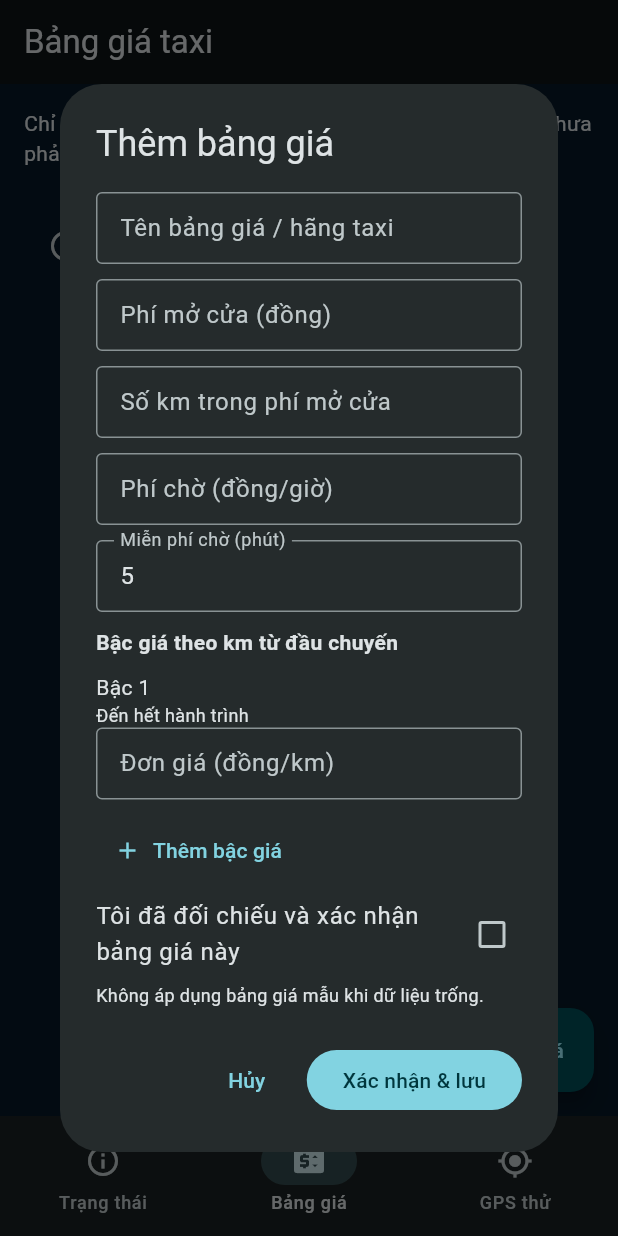
After one commit to ThanhTaxiXanh/NaviTaxiMeter, a Flutter app: the screen it shows after launch, item 2 of the bottom bar chosen, after a tap on "Thêm bảng giá", on a phone screen of 412 x 824 dp. The commit adds this screen. Run offline on Flutter 3.47's test engine with Material 3 defaults, Android fonts, the phone set to English and light mode, and no system bars; our stand-ins replace geolocator, shared_preferences, sqflite; accounts and stored records are empty.

Commit message:
feat: add driver-confirmed tariff manager and real GPS foreground preview

```diff
--- a/lib/main.dart
+++ b/lib/main.dart
@@ -1,8 +1,10 @@
 import 'package:flutter/material.dart';
+
+import 'src/ui/gps_preview_page.dart';
+import 'src/ui/tariff_management_page.dart';
 
 void main() => runApp(const NaviTaxiMeterApp());
 
-/// Accurate readiness screen: no fake location, tariff, journey or receipt.
 class NaviTaxiMeterApp extends StatelessWidget {
   const NaviTaxiMeterApp({super.key});
 
@@ -17,8 +19,26 @@ class NaviTaxiMeterApp extends StatelessWidget {
       colorScheme: ColorScheme.fromSeed(
         seedColor: const Color(0xFF00D8F0), brightness: Brightness.dark),
     ),
-    home: const Scaffold(
-      body: SafeArea(child: Padding(
+    home: const NaviFoundationHome(),
+  );
+}
+
+class NaviFoundationHome extends StatefulWidget {
+  const NaviFoundationHome({super.key});
+
+  @override
+  State<NaviFoundationHome> createState() => _NaviFoundationHomeState();
+}
+
+class _NaviFoundationHomeState extends State<NaviFoundationHome> {
+  int _tab = 0;
+
+  @override
+  Widget build(BuildContext context) => Scaffold(
+    body: switch (_tab) {
+      1 => const TariffManagementPage(),
+      2 => const GpsPreviewPage(),
+      _ => const SafeArea(child: Padding(
         padding: EdgeInsets.all(24),
         child: Center(child: Column(
           mainAxisAlignment: MainAxisAlignment.center,
@@ -28,20 +48,29 @@ class NaviTaxiMeterApp extends StatelessWidget {
                 style: TextStyle(fontSize: 28, fontWeight: FontWeight.bold,
                     color: Color(0xFF00D8F0))),
             SizedBox(height: 22),
-            Text('Nền tảng nghiệp vụ đang được kiểm thử',
+            Text('Bảng giá và GPS đang được kiểm thử',
                  textAlign: TextAlign.center),
             SizedBox(height: 12),
             Text('CHƯA SẴN SÀNG THU CƯỚC', textAlign: TextAlign.center,
                 style: TextStyle(fontWeight: FontWeight.bold,
                     color: Color(0xFFFFB020))),
             SizedBox(height: 16),
-            Text('GPS nền, bảng giá xác nhận và khôi phục chuyến đang tích hợp. '
-                 'Không tự tạo vị trí hoặc tiền cước giả.',
+            Text('Có thể nhập bảng giá thực và xem GPS thật. '
+                 'Chưa có chuyến thu tiền, chưa hỗ trợ tự khôi phục GPS nền.',
                  textAlign: TextAlign.center,
                  style: TextStyle(color: Color(0xFFA9C5D3))),
           ],
         )),
       )),
+    },
+    bottomNavigationBar: NavigationBar(
+      selectedIndex: _tab,
+      onDestinationSelected: (value) => setState(() => _tab = value),
+      destinations: const [
+        NavigationDestination(icon: Icon(Icons.info_outline), label: 'Trạng thái'),
+        NavigationDestination(icon: Icon(Icons.price_change), label: 'Bảng giá'),
+        NavigationDestination(icon: Icon(Icons.gps_fixed), label: 'GPS thử'),
+      ],
     ),
   );
 }
--- /dev/null
+++ b/lib/src/domain/confirmed_tariffs.dart
@@ -0,0 +1,175 @@
+import 'dart:convert';
+
+import 'package:shared_preferences/shared_preferences.dart';
+
+import '../core/taximeter_engine.dart';
+import '../data/tariff_codec.dart';
+
+/// A tariff is not operational until the driver explicitly verifies its rates.
+class ConfirmedTariff {
+  const ConfirmedTariff({
+    required this.id,
+    required this.tariff,
+    required this.confirmedAtUtc,
+  });
+
+  final String id;
+  final TariffConfig tariff;
+  final DateTime confirmedAtUtc;
+
+  void validate() {
+    if (id.trim().isEmpty || tariff.name.trim().isEmpty ||
+        !confirmedAtUtc.isUtc || tariff.baseFare <= 0 ||
+        tariff.effectiveFareTiers.any((b) => b.ratePerKm <= 0)) {
+      throw const FormatException('Bảng giá chưa được xác nhận hợp lệ');
+    }
+    tariff.validate();
+  }
+
+  Map<String, Object?> toJson() => {
+    'id': id,
+    'confirmedAtUtc': confirmedAtUtc.toIso8601String(),
+    'tariff': jsonDecode(TariffCodec.encode(tariff)),
+  };
+
+  factory ConfirmedTariff.fromJson(Map<String, dynamic> data) {
+    final raw = data['tariff'];
+    final date = DateTime.tryParse(data['confirmedAtUtc']?.toString() ?? '');
+    if (raw is! Map || date == null ||
+        !data.containsKey('id')) {
+      throw const FormatException('Bảng giá lưu trữ không hợp lệ');
+    }
+    final profile = ConfirmedTariff(
+      id: data['id'] as String,
+      confirmedAtUtc: date.toUtc(),
+      tariff: TariffCodec.decode(jsonEncode(raw)),
+    );
+    profile.validate();
+    return profile;
+  }
+}
+
+/// No default, sample, inferred or pre-confirmed tariff.
+class ConfirmedTariffBook {
+  const ConfirmedTariffBook({
+    required this.profiles,
+    required this.activeId,
+  });
+
+  const ConfirmedTariffBook.empty()
+      : profiles = const [],
+        activeId = null;
+
+  final List<ConfirmedTariff> profiles;
+  final String? activeId;
+
+  ConfirmedTariff? get active {
+    for (final p in profiles) {
+      if (p.id == activeId) return p;
+    }
+    return null;
+  }
+
+  void validate() {
+    if (profiles.length > 16 || (profiles.isEmpty != (activeId == null))) {
+      throw const FormatException('Danh mục bảng giá không hợp lệ');
+    }
+    final ids = <String>{};
+    for (final p in profiles) {
+      p.validate();
+      if (!ids.add(p.id)) throw const FormatException('Mã bảng giá bị trùng');
+    }
+    if (profiles.isNotEmpty && active == null) {
+      throw const FormatException('Bảng giá đang chọn không tồn tại');
+    }
+  }
+
+  ConfirmedTariffBook save(ConfirmedTariff entry) {
+    entry.validate();
+    final isNew = profiles.every((p) => p.id != entry.id);
+    if (isNew && profiles.length >= 16) {
+      throw StateError('Chỉ được lưu tối đa 16 bảng giá');
+    }
+    final next = ConfirmedTariffBook(
+      profiles: [
+        for (final p in profiles)
+          if (p.id == entry.id) entry else p,
+        if (isNew) entry,
+      ],
+      activeId: activeId ?? entry.id,
+    );
+    next.validate();
+    return next;
+  }
+
+  ConfirmedTariffBook select(String id) {
+    if (profiles.every((p) => p.id != id)) {
+      throw StateError('Bảng giá không tồn tại');
+    }
+    return ConfirmedTariffBook(profiles: profiles, activeId: id);
+  }
+
+  ConfirmedTariffBook remove(String id) {
+    if (profiles.every((p) => p.id != id)) {
+      throw StateError('Bảng giá không tồn tại');
+    }
+    final next = profiles.where((p) => p.id != id).toList();
+    final chosen = activeId == id ? (next.isEmpty ? null : next.first.id) : activeId;
+    final result = ConfirmedTariffBook(profiles: next, activeId: chosen);
+    result.validate();
+    return result;
+  }
+
+  String encode() {
+    validate();
+    return jsonEncode({
+      'schema': 1,
+      'activeId': activeId,
+      'profiles': profiles.map((p) => p.toJson()).toList(),
+    });
+  }
+
+  factory ConfirmedTariffBook.decode(String raw) {
+    final value = jsonDecode(raw);
+    if (value is! Map || value['schema'] != 1 ||
+        value['profiles'] is! List) {
+      throw const FormatException('Định dạng danh mục bảng giá không hỗ trợ');
+    }
+    final profiles = (value['profiles'] as List).map((p) {
+      if (p is! Map) throw const FormatException('Bảng giá sai định dạng');
+      return ConfirmedTariff.fromJson(Map<String, dynamic>.from(p));
+    }).toList(growable: false);
+    final book = ConfirmedTariffBook(
+      profiles: profiles,
+      activeId: value['activeId'] as String?,
+    );
+    book.validate();
+    return book;
+  }
+}
+
+/// Tariff settings are local and namespaced. Trip receipts remain in SQLite.
+/// A failed read never falls back to a fabricated / sample tariff.
+class ConfirmedTariffStore {
+  ConfirmedTariffStore({SharedPreferencesAsync? preferences})
+      : _preferences = preferences ?? SharedPreferencesAsync();
+
+  static const key = 'navi_confirmed_tariffs_v1';
+  final SharedPreferencesAsync _preferences;
+
+  Future<ConfirmedTariffBook> read() async {
+    final raw = await _preferences.getString(key);
+    return raw == null
+        ? const ConfirmedTariffBook.empty()
+        : ConfirmedTariffBook.decode(raw);
+  }
+
+  Future<void> write(ConfirmedTariffBook book) async {
+    final encoded = book.encode();
+    await _preferences.setString(key, encoded);
+    final saved = await _preferences.getString(key);
+    if (saved != encoded) {
+      throw StateError('Không thể xác minh việc lưu bảng giá');
+    }
+  }
+}
--- /dev/null
+++ b/lib/src/ui/tariff_management_page.dart
@@ -0,0 +1,306 @@
+import 'package:flutter/material.dart';
+
+import '../core/taximeter_engine.dart';
+import '../domain/confirmed_tariffs.dart';
+
+class TariffManagementPage extends StatefulWidget {
+  const TariffManagementPage({super.key, this.store});
+  final ConfirmedTariffStore? store;
+
+  @override
+  State<TariffManagementPage> createState() => _TariffManagementPageState();
+}
+
+class _TariffManagementPageState extends State<TariffManagementPage> {
+  late final ConfirmedTariffStore _store =
+      widget.store ?? ConfirmedTariffStore();
+
+  ConfirmedTariffBook? _book;
+  String? _error;
+  bool _busy = false;
+
+  @override
+  void initState() {
+    super.initState();
+    _load();
+  }
+
+  Future<void> _load() async {
+    try {
+      final book = await _store.read();
+      if (mounted) setState(() => _book = book);
+    } catch (e) {
+      if (mounted) {
+        setState(() => _error = 'Không thể đọc bảng giá đã lưu: $e');
+      }
+    }
+  }
+
+  Future<void> _save(ConfirmedTariffBook next) async {
+    setState(() => _busy = true);
+    try {
+      await _store.write(next);
+      if (mounted) setState(() { _book = next; _error = null; });
+    } catch (e) {
+      if (mounted) setState(() => _error = 'Lưu bảng giá thất bại: $e');
+    } finally {
+      if (mounted) setState(() => _busy = false);
+    }
+  }
+
+  Future<void> _edit([ConfirmedTariff? entry]) async {
+    if (_busy || _book == null) return;
+    final result = await showDialog<ConfirmedTariff>(
+      context: context,
+      builder: (_) => TariffEditorDialog(existing: entry),
+    );
+    if (result == null || !mounted) return;
+    await _save(_book!.save(result));
+  }
+
+  Future<void> _remove(ConfirmedTariff entry) async {
+    final yes = await showDialog<bool>(context: context, builder: (ctx) =>
+      AlertDialog(
+        title: const Text('Xóa bảng giá?'),
+        content: Text('Xóa "${entry.tariff.name}" khỏi danh mục? '
+            'Hóa đơn chuyến cũ vẫn được giữ trong SQLite.'),
+        actions: [
+          TextButton(onPressed: () => Navigator.pop(ctx, false),
+              child: const Text('Hủy')),
+          FilledButton(onPressed: () => Navigator.pop(ctx, true),
+              child: const Text('Xóa')),
+        ],
+      ),
+    );
+    if (yes == true && mounted && _book != null) {
+      await _save(_book!.remove(entry.id));
+    }
+  }
+
+  @override
+  Widget build(BuildContext context) {
+    final book = _book;
+    return Scaffold(
+      appBar: AppBar(title: const Text('Bảng giá taxi')),
+      floatingActionButton: book == null || _busy
+          ? null : FloatingActionButton.extended(
+              onPressed: () => _edit(),
+              icon: const Icon(Icons.add),
+              label: const Text('Thêm bảng giá'),
+            ),
+      body: book == null
+          ? Center(child: _error == null
+              ? const CircularProgressIndicator()
+              : Text(_error!, textAlign: TextAlign.center))
+          : ListView(padding: const EdgeInsets.all(16), children: [
+              const Text('Chỉ sử dụng bảng giá do tài xế nhập và xác nhận. '
+                  'Đây chưa phải đồng hồ thu cước đang hoạt động.'),
+              if (_error != null) Padding(
+                padding: const EdgeInsets.symmetric(vertical: 12),
+                child: Text(_error!, style: const TextStyle(color: Colors.orange)),
+              ),
+              const SizedBox(height: 16),
+              if (book.profiles.isEmpty)
+                const ListTile(
+                  leading: Icon(Icons.info_outline),
+                  title: Text('Chưa có bảng giá'),
+                  subtitle: Text('Bấm Thêm bảng giá để nhập đơn giá thật.'),
+                ),
+              for (final p in book.profiles)
+                Card(child: Column(children: [
+                  ListTile(
+                    title: Text(p.tariff.name),
+                    subtitle: Text('Mở cửa: ${p.tariff.baseFare.toStringAsFixed(0)}đ'
+                        ' · ${p.tariff.baseDistanceKm} km'
+                        ' · ${p.tariff.fareTiers?.length ?? 2} bậc giá'),
+                    leading: Icon(book.activeId == p.id
+                        ? Icons.radio_button_checked : Icons.radio_button_unchecked),
+                    onTap: _busy ? null : () => _save(book.select(p.id)),
+                  ),
+                  Row(mainAxisAlignment: MainAxisAlignment.end, children: [
+                    TextButton(onPressed: _busy ? null : () => _edit(p),
+                        child: const Text('Sửa')),
+                    TextButton(onPressed: _busy ? null : () => _remove(p),
+                        child: const Text('Xóa')),
+                  ]),
+                ])),
+              const SizedBox(height: 100),
+            ]),
+    );
+  }
+}
+
+class _BandFields {
+  _BandFields({double? upperKm, double? pricePerKm})
+      : cap = TextEditingController(text: upperKm?.toString() ?? ''),
+        rate = TextEditingController(text: pricePerKm?.toString() ?? '');
+  final TextEditingController cap;
+  final TextEditingController rate;
+  void dispose() { cap.dispose(); rate.dispose(); }
+}
+
+class TariffEditorDialog extends StatefulWidget {
+  const TariffEditorDialog({super.key, this.existing});
+  final ConfirmedTariff? existing;
+
+  @override
+  State<TariffEditorDialog> createState() => _TariffEditorDialogState();
+}
+
+class _TariffEditorDialogState extends State<TariffEditorDialog> {
+  late final _name = TextEditingController(text: widget.existing?.tariff.name ?? '');
+  late final _base = TextEditingController(
+      text: widget.existing?.tariff.baseFare.toString() ?? '');
+  late final _included = TextEditingController(
+      text: widget.existing?.tariff.baseDistanceKm.toString() ?? '');
+  late final _waiting = TextEditingController(
+      text: widget.existing?.tariff.waitingFeePerHour.toString() ?? '');
+  late final _grace = TextEditingController(
+      text: widget.existing?.tariff.waitingGraceMinutes.toString() ?? '5');
+  late final List<_BandFields> _bands = [
+    for (final tier in widget.existing?.tariff.effectiveFareTiers ??
+        const [FareTier(upToKm: null, ratePerKm: 0)])
+      _BandFields(upperKm: tier.upToKm,
+          pricePerKm: tier.ratePerKm == 0 ? null : tier.ratePerKm),
+  ];
+  bool _confirmed = false;
+  String? _error;
+
+  @override
+  void dispose() {
+    _name.dispose(); _base.dispose(); _included.dispose();
+    _waiting.dispose(); _grace.dispose();
+    for (final band in _bands) { band.dispose(); }
+    super.dispose();
+  }
+
+  double number(TextEditingController controller, String field) {
+    final value = double.tryParse(controller.text.trim().replaceAll(',', '.'));
+    if (value == null || !value.isFinite || value < 0) {
+      throw FormatException('$field phải là số không âm hợp lệ');
+    }
+    return value;
+  }
+
+  void _addBand() {
+    if (_bands.length >= 12) return;
+    setState(() => _bands.add(_BandFields()));
+  }
+
+  void _deleteBand(int index) {
+    if (_bands.length <= 1) return;
+    setState(() => _bands.removeAt(index).dispose());
+  }
+
+  void _submit() {
+    try {
+      if (!_confirmed) {
+        throw const FormatException('Phải xác nhận đã đối chiếu bảng giá');
+      }
+      final name = _name.text.trim();
+      if (name.isEmpty) throw const FormatException('Cần nhập tên bảng giá');
+      final base = number(_base, 'Phí mở cửa');
+      final included = number(_included, 'Km mở cửa');
+      final waiting = number(_waiting, 'Phí chờ theo giờ');
+      final grace = number(_grace, 'Phút miễn phí chờ');
+      final tiers = <FareTier>[];
+      for (var i = 0; i < _bands.length; i++) {
+        final last = i == _bands.length - 1;
+        tiers.add(FareTier(
+          upToKm: last ? null : number(_bands[i].cap, 'Km cuối bậc ${i + 1}'),
+          ratePerKm: number(_bands[i].rate, 'Đơn giá bậc ${i + 1}'),
+        ));
+      }
+      final threshold = tiers.first.upToKm ?? included;
+      final tariff = TariffConfig(
+        name: name,
+        baseFare: base,
+        baseDistanceKm: included,
+        perKmRate: tiers.first.ratePerKm,
+        longDistanceThresholdKm: threshold,
+        longDistancePerKmRate: tiers.last.ratePerKm,
+        waitingFeePerHour: waiting,
+        waitingGraceMinutes: grace,
+        fareTiers: tiers,
+      );
+      final saved = ConfirmedTariff(
+        id: widget.existing?.id ??
+            DateTime.now().microsecondsSinceEpoch.toString(),
+        tariff: tariff,
+        confirmedAtUtc: DateTime.now().toUtc(),
+      );
+      saved.validate();
+      Navigator.pop(context, saved);
+    } catch (e) {
+      setState(() => _error = e.toString().replaceFirst('FormatException: ', ''));
+    }
+  }
+
+  Widget _field(String label, TextEditingController c, {bool numeric = true}) =>
+      Padding(
+        padding: const EdgeInsets.only(bottom: 10),
+        child: TextField(
+          controller: c,
+          keyboardType: numeric
+              ? const TextInputType.numberWithOptions(decimal: true)
+              : TextInputType.text,
+          decoration: InputDecoration(
+            labelText: label,
+            border: const OutlineInputBorder(),
+            isDense: true,
+          ),
+        ),
+      );
+
+  @override
+  Widget build(BuildContext context) => AlertDialog(
+    title: Text(widget.existing == null ? 'Thêm bảng giá' : 'Sửa bảng giá'),
+    content: SizedBox(
+      width: 420,
+      child: SingleChildScrollView(child: Column(
+        mainAxisSize: MainAxisSize.min,
+        crossAxisAlignment: CrossAxisAlignment.start,
+        children: [
+          _field('Tên bảng giá / hãng taxi', _name, numeric: false),
+          _field('Phí mở cửa (đồng)', _base),
+          _field('Số km trong phí mở cửa', _included),
+          _field('Phí chờ (đồng/giờ)', _waiting),
+          _field('Miễn phí chờ (phút)', _grace),
+          const Text('Bậc giá theo km từ đầu chuyến',
+              style: TextStyle(fontWeight: FontWeight.bold)),
+          for (var i = 0; i < _bands.length; i++) ...[
+            const SizedBox(height: 10),
+            Text('Bậc ${i + 1}'),
+            if (i != _bands.length - 1)
+              _field('Đến km thứ (lũy kế)', _bands[i].cap)
+            else
+              const Text('Đến hết hành trình', style: TextStyle(fontSize: 12)),
+            _field('Đơn giá (đồng/km)', _bands[i].rate),
+            if (_bands.length > 1)
+              TextButton(onPressed: () => _deleteBand(i),
+                  child: const Text('Bỏ bậc này')),
+          ],
+          TextButton.icon(onPressed: _bands.length >= 12 ? null : _addBand,
+              icon: const Icon(Icons.add),
+              label: const Text('Thêm bậc giá')),
+          CheckboxListTile(
+            contentPadding: EdgeInsets.zero,
+            title: const Text('Tôi đã đối chiếu và xác nhận bảng giá này'),
+            value: _confirmed,
+            onChanged: (value) =>
+                setState(() => _confirmed = value ?? false),
+          ),
+          if (_error != null) Text(_error!,
+              style: const TextStyle(color: Colors.orange)),
+          const Text('Không áp dụng bảng giá mẫu khi dữ liệu trống.',
+              style: TextStyle(fontSize: 12)),
+        ],
+      )),
+    ),
+    actions: [
+      TextButton(onPressed: () => Navigator.pop(context),
+          child: const Text('Hủy')),
+      FilledButton(onPressed: _submit, child: const Text('Xác nhận & lưu')),
+    ],
+  );
+}
--- a/pubspec.yaml
+++ b/pubspec.yaml
@@ -1,12 +1,14 @@
 name: navitaximeter
 description: Android taxi metering core, no paid APIs
 publish_to: none
-version: 0.1.0+1
+version: 0.1.1+2
 environment:
   sdk: '>=3.11.0 <4.0.0'
 dependencies:
   flutter:
     sdk: flutter
+  geolocator: ^14.1.2
+  geolocator_android: ^5.2.1
   sqflite: ^2.4.2+1
   path: ^1.9.1
   shared_preferences: ^2.5.6
```
Also changed, not shown: lib/src/ui/gps_preview_page.dart (added, +188 -0 lines), 6 other files.
